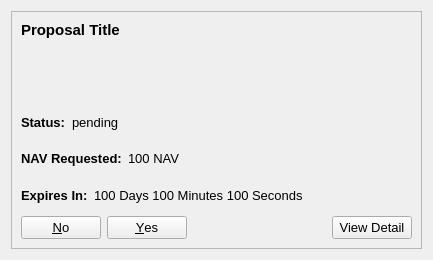
Qt form src/qt/communityfunddisplay.ui (navcoin/navcoin-core) before a commit.
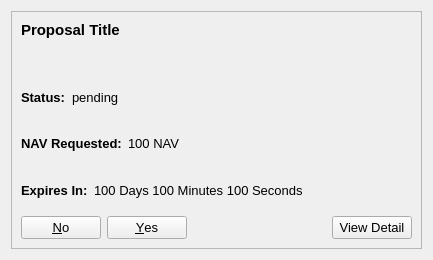
The same form after that commit.

Commit message: Format long proposal titles, prevent text run off

Diff of the .ui file:
```diff
--- a/src/qt/communityfunddisplay.ui
+++ b/src/qt/communityfunddisplay.ui
@@ -68,21 +68,21 @@
       <item>
        <widget class="QLabel" name="title">
         <property name="sizePolicy">
-         <sizepolicy hsizetype="Maximum" vsizetype="MinimumExpanding">
+         <sizepolicy hsizetype="Maximum" vsizetype="Maximum">
           <horstretch>0</horstretch>
           <verstretch>0</verstretch>
          </sizepolicy>
         </property>
         <property name="minimumSize">
          <size>
-          <width>433</width>
-          <height>30</height>
+          <width>0</width>
+          <height>0</height>
          </size>
         </property>
         <property name="maximumSize">
          <size>
-          <width>433</width>
-          <height>80</height>
+          <width>400</width>
+          <height>50</height>
          </size>
         </property>
         <property name="baseSize">
```
The commit also changes 1 other file.
